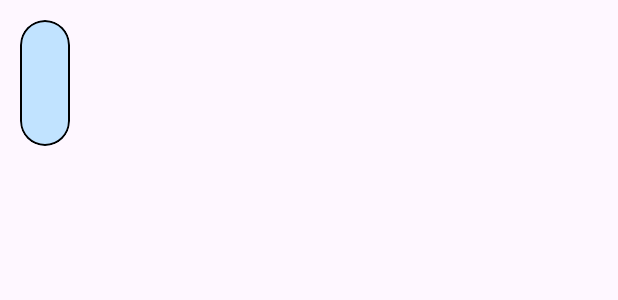
After one commit to supershor/Grade-ACE, an Android app: the layout name_recycler_grapg_view.xml on its own in the app's theme, with its tools: preview values and no code run, on a phone screen of 412 x 824 dp. The commit adds this screen. Shown: the top 300 px of the screen. Run offline under Robolectric (Android 15) with nearby library versions, the phone set to English and light mode, and no system bars.

Commit message:
Graph added.

```diff
--- a/app/build.gradle.kts
+++ b/app/build.gradle.kts
@@ -33,6 +33,9 @@ android {
 }
 
 dependencies {
+
+    //noinspection UseTomlInstead
+    implementation ("com.jjoe64:graphview:4.2.2")
     //noinspection UseTomlInstead
     implementation ("com.airbnb.android:lottie:6.2.0")
     //noinspection UseTomlInstead
--- /dev/null
+++ b/app/src/main/res/layout/name_recycler_grapg_view.xml
@@ -0,0 +1,39 @@
+<LinearLayout xmlns:android="http://schemas.android.com/apk/res/android"
+    xmlns:app="http://schemas.android.com/apk/res-auto"
+    xmlns:tools="http://schemas.android.com/tools"
+    android:id="@+id/main"
+    android:layout_width="wrap_content"
+    android:layout_height="wrap_content">
+    <com.google.android.material.card.MaterialCardView
+        android:layout_width="wrap_content"
+        android:layout_height="wrap_content"
+        android:layout_margin="@dimen/_10sdp"
+        android:elevation="@dimen/_2sdp"
+        android:visibility="visible"
+        app:cardBackgroundColor="@color/blue"
+        app:cardCornerRadius="@dimen/_50sdp"
+        app:cardUseCompatPadding="false"
+        app:contentPadding="@dimen/_5sdp"
+        app:strokeColor="@color/black"
+        app:strokeWidth="@dimen/_1sdp">
+        <LinearLayout
+            android:layout_width="match_parent"
+            android:layout_height="wrap_content">
+            <TextView
+                android:id="@+id/name_info_graphview"
+                android:layout_width="match_parent"
+                android:layout_height="wrap_content"
+                android:layout_marginBottom="@dimen/_5sdp"
+                android:layout_marginTop="@dimen/_5sdp"
+                android:layout_marginStart="@dimen/_5sdp"
+                android:layout_weight="1"
+                android:singleLine="true"
+                android:padding="@dimen/_5sdp"
+                android:text=""
+                android:textAlignment="center"
+                android:textColor="@color/black"
+                android:textSize="@dimen/_25sdp"
+                tools:ignore="InefficientWeight" />
+        </LinearLayout>
+    </com.google.android.material.card.MaterialCardView>
+</LinearLayout>
--- a/app/src/main/res/menu/main_menu.xml
+++ b/app/src/main/res/menu/main_menu.xml
@@ -3,6 +3,7 @@
     xmlns:app="http://schemas.android.com/apk/res-auto">
     <item app:showAsAction="withText" android:title="@string/contact_owner" android:id="@+id/contact_owner" android:icon="@drawable/connection"/>
     <item app:showAsAction="withText" android:title="@string/delete_account" android:id="@+id/delete_account" android:icon="@drawable/delete_account"/>
+    <item app:showAsAction="withText" android:title="@string/ogpa_graph" android:id="@+id/graph_at_menu" android:icon="@drawable/diagram"/>
     <item app:showAsAction="withText" android:title="@string/logout" android:id="@+id/logout" android:icon="@drawable/logout"/>
     <item app:showAsAction="withText" android:title="@string/refresh" android:id="@+id/refresh" android:icon="@drawable/reload"/>
     <item app:showAsAction="withText" android:title="@string/report_error" android:id="@+id/report_error" android:icon="@drawable/problem"/>
--- a/app/src/main/res/values/strings.xml
+++ b/app/src/main/res/values/strings.xml
@@ -26,5 +26,6 @@
     <string name="logout">Logout</string>
     <string name="report_error">Report Error</string>
     <string name="refresh">Refresh</string>
+    <string name="ogpa_graph">OGPA Graph</string>
 
 </resources>
--- a/gradle.properties
+++ b/gradle.properties
@@ -19,3 +19,4 @@ android.useAndroidX=true
 # resources declared in the library itself and none from the library's dependencies,
 # thereby reducing the size of the R class for that library
 android.nonTransitiveRClass=true
+android.enableJetifier=true
```
Also changed, not shown: app/src/main/AndroidManifest.xml (+5 -2 lines), app/src/main/java/com/om_tat_sat/grade_ace/MainActivity.java (+6 -3 lines), app/src/main/java/com/om_tat_sat/grade_ace/Recycler/recycler_graphview.java (added, +60 -0 lines), app/src/main/java/com/om_tat_sat/grade_ace/data_holders/Graph.java (added, +192 -0 lines), app/src/main/java/com/om_tat_sat/grade_ace/data_holders/ogpa_holder.java (added, +13 -0 lines), app/src/main/res/layout/activity_graph.xml (added, +30 -0 lines), app/src/main/res/drawable/diagram.png (added).
